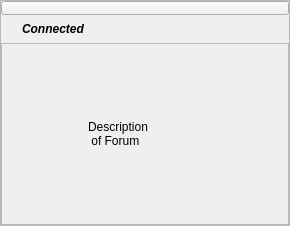
Before: the Qt Designer form retroshare-gui/src/gui/feeds/ChanMenuItem.ui in RetroShare/RetroShare, drawn with Qt 5.
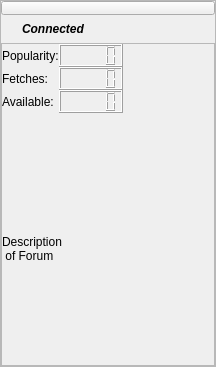
After: the same form once the commit is applied. Icons and pictures are not drawn.

Commit message: Enabled save() function in SubFileItems. Improved Channel Menu Item: added Icon and popularity. Reduced most of the margins in Channel Feed. updated libretroshare interface files.

```diff
--- a/retroshare-gui/src/gui/feeds/ChanMenuItem.ui
+++ b/retroshare-gui/src/gui/feeds/ChanMenuItem.ui
@@ -5,8 +5,8 @@
    <rect>
     <x>0</x>
     <y>0</y>
-    <width>290</width>
-    <height>226</height>
+    <width>216</width>
+    <height>367</height>
    </rect>
   </property>
   <property name="windowTitle" >
@@ -39,7 +39,10 @@
      <property name="frameShadow" >
       <enum>QFrame::Raised</enum>
      </property>
-     <layout class="QGridLayout" >
+     <layout class="QHBoxLayout" >
+      <property name="spacing" >
+       <number>0</number>
+      </property>
       <property name="leftMargin" >
        <number>0</number>
       </property>
@@ -52,13 +55,12 @@
       <property name="bottomMargin" >
        <number>0</number>
       </property>
-      <property name="horizontalSpacing" >
+      <item>
+       <layout class="QVBoxLayout" >
+        <property name="spacing" >
        <number>0</number>
       </property>
-      <property name="verticalSpacing" >
-       <number>0</number>
-      </property>
-      <item row="0" column="0" colspan="3" >
+        <item>
        <widget class="QPushButton" name="expandButton" >
         <property name="sizePolicy" >
          <sizepolicy vsizetype="Fixed" hsizetype="Expanding" >
@@ -83,7 +85,12 @@
         </property>
        </widget>
       </item>
-      <item row="1" column="0" >
+        <item>
+         <layout class="QHBoxLayout" >
+          <property name="spacing" >
+           <number>0</number>
+          </property>
+          <item>
        <spacer>
         <property name="orientation" >
          <enum>Qt::Horizontal</enum>
@@ -99,7 +106,7 @@
         </property>
        </spacer>
       </item>
-      <item row="1" column="1" >
+          <item>
        <widget class="QLabel" name="titleLabel" >
         <property name="sizePolicy" >
          <sizepolicy vsizetype="Minimum" hsizetype="Minimum" >
@@ -125,7 +132,7 @@
         </property>
        </widget>
       </item>
-      <item row="1" column="2" >
+          <item>
        <spacer>
         <property name="orientation" >
          <enum>Qt::Horizontal</enum>
@@ -141,7 +148,9 @@
         </property>
        </spacer>
       </item>
-      <item row="2" column="0" colspan="3" >
+         </layout>
+        </item>
+        <item>
        <widget class="QFrame" name="expandFrame" >
         <property name="frameShape" >
          <enum>QFrame::StyledPanel</enum>
@@ -165,17 +174,123 @@
          <property name="bottomMargin" >
           <number>0</number>
          </property>
+           <item>
+            <layout class="QGridLayout" >
+             <property name="horizontalSpacing" >
+              <number>0</number>
+             </property>
+             <property name="verticalSpacing" >
+              <number>0</number>
+             </property>
+             <item row="0" column="0" colspan="2" >
+              <widget class="QLabel" name="label" >
+               <property name="text" >
+                <string>Popularity:</string>
+               </property>
+              </widget>
+             </item>
+             <item row="0" column="2" >
+              <widget class="QLCDNumber" name="pop_lcd" />
+             </item>
+             <item row="1" column="0" colspan="2" >
+              <widget class="QLabel" name="label_2" >
+               <property name="text" >
+                <string>Fetches:</string>
+               </property>
+              </widget>
+             </item>
+             <item row="1" column="2" >
+              <widget class="QLCDNumber" name="fetches_lcd" />
+             </item>
+             <item row="2" column="0" colspan="2" >
+              <widget class="QLabel" name="label_4" >
+               <property name="text" >
+                <string>Available:</string>
+               </property>
+              </widget>
+             </item>
+             <item row="2" column="2" >
+              <widget class="QLCDNumber" name="avail_lcd" />
+             </item>
+             <item row="1" column="3" >
+              <spacer>
+               <property name="orientation" >
+                <enum>Qt::Horizontal</enum>
+               </property>
+               <property name="sizeHint" >
+                <size>
+                 <width>40</width>
+                 <height>20</height>
+                </size>
+               </property>
+              </spacer>
+             </item>
+             <item row="0" column="3" >
+              <spacer>
+               <property name="orientation" >
+                <enum>Qt::Horizontal</enum>
+               </property>
+               <property name="sizeHint" >
+                <size>
+                 <width>40</width>
+                 <height>20</height>
+                </size>
+               </property>
+              </spacer>
+             </item>
+             <item row="2" column="3" >
+              <spacer>
+               <property name="orientation" >
+                <enum>Qt::Horizontal</enum>
+               </property>
+               <property name="sizeHint" >
+                <size>
+                 <width>40</width>
+                 <height>20</height>
+                </size>
+               </property>
+              </spacer>
+             </item>
+            </layout>
+           </item>
          <item>
           <layout class="QHBoxLayout" >
+             <property name="spacing" >
+              <number>0</number>
+             </property>
            <item>
-            <widget class="QLabel" name="iconLabel" >
+              <widget class="QLabel" name="chanIcon" >
+               <property name="sizePolicy" >
+                <sizepolicy vsizetype="Preferred" hsizetype="Preferred" >
+                 <horstretch>0</horstretch>
+                 <verstretch>0</verstretch>
+                </sizepolicy>
+               </property>
              <property name="text" >
               <string/>
              </property>
              <property name="pixmap" >
-              <pixmap/>
-             </property>
-            </widget>
+                <pixmap resource="../images.qrc" >:/images/friendsfolder24.png</pixmap>
+               </property>
+               <property name="scaledContents" >
+                <bool>true</bool>
+               </property>
+              </widget>
+             </item>
+             <item>
+              <spacer>
+               <property name="orientation" >
+                <enum>Qt::Horizontal</enum>
+               </property>
+               <property name="sizeHint" >
+                <size>
+                 <width>40</width>
+                 <height>20</height>
+                </size>
+               </property>
+              </spacer>
+             </item>
+            </layout>
            </item>
            <item>
             <widget class="QLabel" name="descLabel" >
@@ -201,9 +316,9 @@
             </widget>
            </item>
           </layout>
-         </item>
-        </layout>
-       </widget>
+         </widget>
+        </item>
+       </layout>
       </item>
      </layout>
     </widget>
```
Lines whose indentation alone changed are shown as unchanged. The commit also changes 5 other files.
